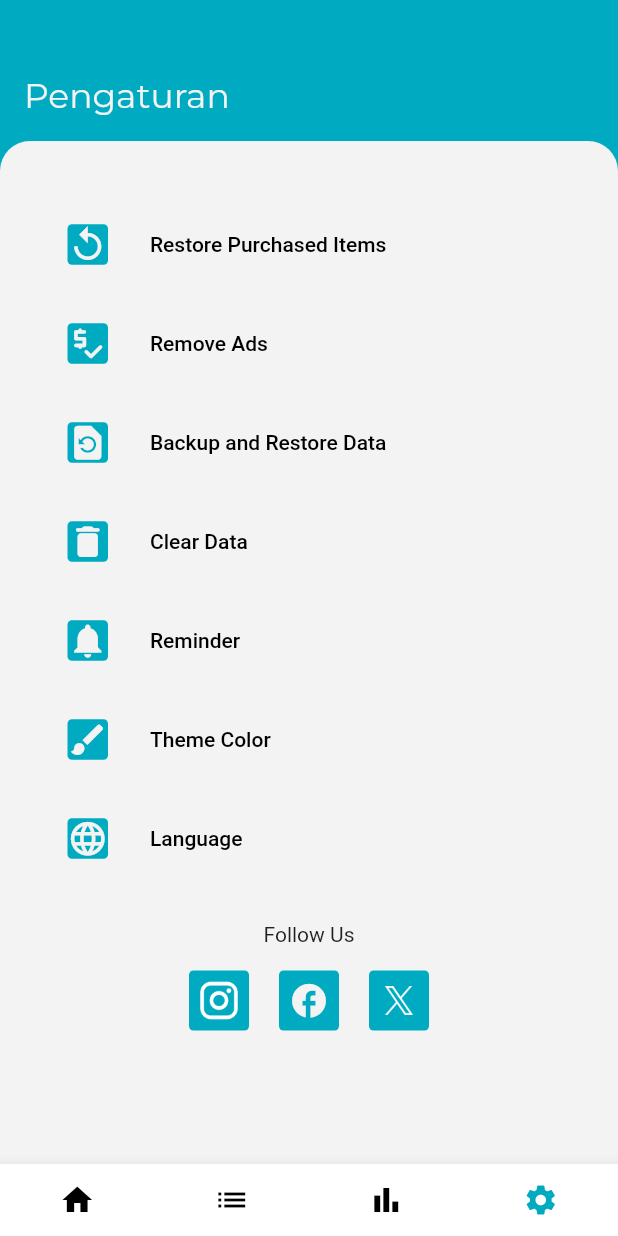
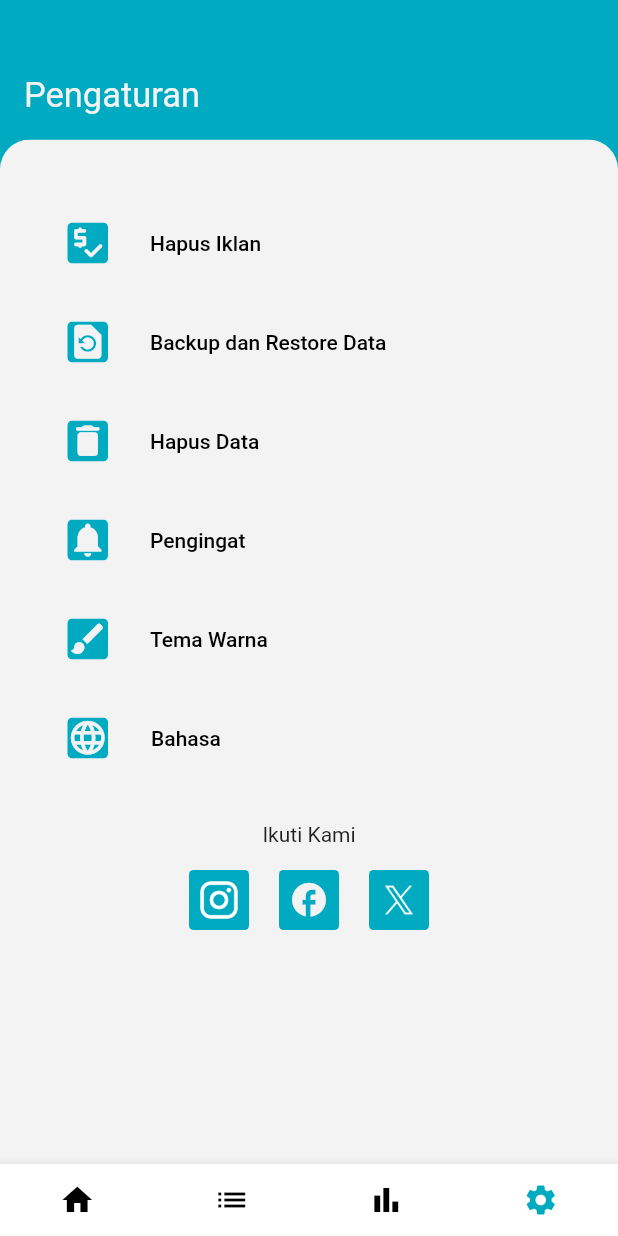
Before and after one commit to Kyudyoz/sisaku, a Flutter app: the SettingPage screen opened directly, on a phone screen of 412 x 824 dp. Run offline on Flutter 3.47's test engine with Material 2 defaults, Android fonts, the phone set to English and light mode, and no system bars; our stand-ins replace drift, google_fonts, image_picker, pie_chart; missing offline and left inert: calendar_appbar; accounts and stored records are empty; generated files the repository leaves out were written again; Roboto replaces fonts that are missing (Inder).

Commit message:
update tampilan settings

```diff
--- a/lib/pages/setting_page.dart
+++ b/lib/pages/setting_page.dart
@@ -25,7 +25,7 @@ class _SettingPageState extends State<SettingPage> {
             padding: const EdgeInsets.fromLTRB(16, 50, 16, 16),
             child: Text(
               "Pengaturan",
-              style: GoogleFonts.montserrat(
+              style: GoogleFonts.inder(
                 fontSize: 23,
                 color: base,
               ),
@@ -53,24 +53,6 @@ class _SettingPageState extends State<SettingPage> {
                         child: Column(
                           children: [
                             // Restore Purchased Items
-                            Row(children: [
-                              Container(
-                                  decoration: BoxDecoration(
-                                      color: primary,
-                                      borderRadius: BorderRadius.circular(3)),
-                                  child: Icon(
-                                    Icons.replay_outlined,
-                                    color: base,
-                                    size: 27,
-                                  )),
-                              SizedBox(width: 20),
-                              TextButton(
-                                  child: Text("Restore Purchased Items"),
-                                  style: TextButton.styleFrom(
-                                      foregroundColor: Colors.black),
-                                  onPressed: () {}),
-                            ]),
-                            SizedBox(height: 18),
 
                             // Remove Ads
                             Row(children: [
@@ -85,7 +67,7 @@ class _SettingPageState extends State<SettingPage> {
                                   )),
                               SizedBox(width: 20),
                               TextButton(
-                                  child: Text("Remove Ads"),
+                                  child: Text("Hapus Iklan"),
                                   style: TextButton.styleFrom(
                                       foregroundColor: Colors.black),
                                   onPressed: () {}),
@@ -105,7 +87,7 @@ class _SettingPageState extends State<SettingPage> {
                                   )),
                               SizedBox(width: 20),
                               TextButton(
-                                  child: Text("Backup and Restore Data"),
+                                  child: Text("Backup dan Restore Data"),
                                   style: TextButton.styleFrom(
                                       foregroundColor: Colors.black),
                                   onPressed: () {}),
@@ -125,7 +107,7 @@ class _SettingPageState extends State<SettingPage> {
                                   )),
                               SizedBox(width: 20),
                               TextButton(
-                                  child: Text("Clear Data"),
+                                  child: Text("Hapus Data"),
                                   style: TextButton.styleFrom(
                                       foregroundColor: Colors.black),
                                   onPressed: () {}),
@@ -145,7 +127,7 @@ class _SettingPageState extends State<SettingPage> {
                                   )),
                               SizedBox(width: 20),
                               TextButton(
-                                  child: Text("Reminder"),
+                                  child: Text("Pengingat"),
                                   style: TextButton.styleFrom(
                                       foregroundColor: Colors.black),
                                   onPressed: () {}),
@@ -165,7 +147,7 @@ class _SettingPageState extends State<SettingPage> {
                                   )),
                               SizedBox(width: 20),
                               TextButton(
-                                  child: Text("Theme Color"),
+                                  child: Text("Tema Warna"),
                                   style: TextButton.styleFrom(
                                       foregroundColor: Colors.black),
                                   onPressed: () {}),
@@ -185,7 +167,7 @@ class _SettingPageState extends State<SettingPage> {
                                   )),
                               SizedBox(width: 20),
                               TextButton(
-                                  child: Text("Language"),
+                                  child: Text("Bahasa"),
                                   style: TextButton.styleFrom(
                                       foregroundColor: Colors.black),
                                   onPressed: () {}),
@@ -196,7 +178,7 @@ class _SettingPageState extends State<SettingPage> {
                             Center(
                               child: Column(
                                 children: [
-                                  Text("Follow Us"),
+                                  Text("Ikuti Kami"),
                                   SizedBox(height: 16),
                                   Row(
                                     mainAxisAlignment: MainAxisAlignment.center,
```
